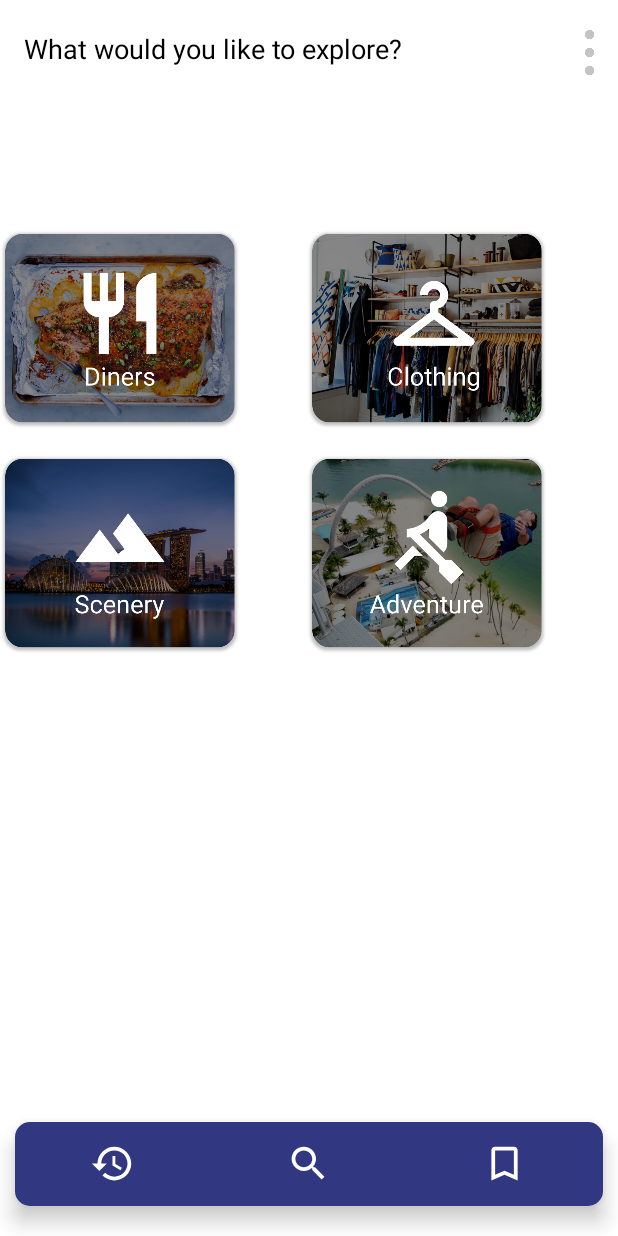
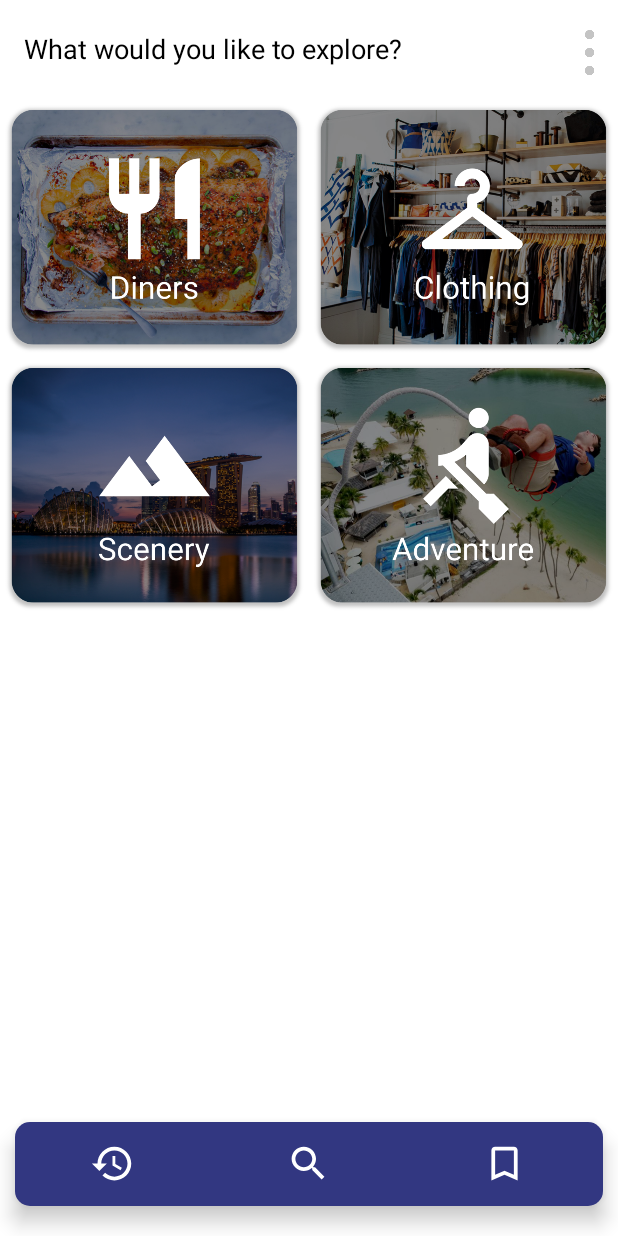
Before and after one commit to AlexSiek/ANDE2020, an Android app: the MainActivity screen opened directly, with no data from a screen before it, on a phone screen of 412 x 824 dp. Run offline under Robolectric (Android 15) with nearby library versions, the phone set to English and light mode, and no system bars.

Commit message:
Fixed styling of activity_main to wireframe design

```diff
--- a/app/src/main/res/layout/activity_main.xml
+++ b/app/src/main/res/layout/activity_main.xml
@@ -34,28 +34,28 @@
         android:layout_width="match_parent"
         android:layout_height="wrap_content"
         android:layout_alignParentBottom="true"
-        app:layout_constraintBottom_toBottomOf="parent"
         android:layout_marginLeft="10dp"
         android:layout_marginRight="10dp"
         android:layout_marginBottom="20dp"
+        android:background="@drawable/bottom_navigation_background"
         android:elevation="8dp"
-        android:background="@drawable/bottom_navigation_background"
-        app:menu="@menu/bottom_navigation_menu"
+        app:itemIconSize="@dimen/icon_height"
         app:itemIconTint="@android:color/white"
         app:itemTextColor="@android:color/white"
-        app:itemIconSize="@dimen/icon_height"
         app:labelVisibilityMode="unlabeled"
-        />
+        app:layout_constraintBottom_toBottomOf="parent"
+        app:menu="@menu/bottom_navigation_menu" />
 
     <androidx.recyclerview.widget.RecyclerView
         android:id="@+id/mainPageButtons"
-        android:layout_width="409dp"
-        android:layout_height="679dp"
+        android:layout_width="match_parent"
+        android:layout_height="wrap_content"
+        android:layout_marginTop="40dp"
         app:layout_constraintBottom_toBottomOf="parent"
         app:layout_constraintEnd_toEndOf="parent"
-        app:layout_constraintHorizontal_bias="0.0"
+        app:layout_constraintHorizontal_bias="0.498"
         app:layout_constraintStart_toStartOf="parent"
         app:layout_constraintTop_toTopOf="parent"
-        app:layout_constraintVertical_bias="1.0" />
+        app:layout_constraintVertical_bias="0.061" />
 
 </androidx.constraintlayout.widget.ConstraintLayout>
--- a/app/src/main/res/layout/main_recycleritem.xml
+++ b/app/src/main/res/layout/main_recycleritem.xml
@@ -1,16 +1,18 @@
 <?xml version="1.0" encoding="utf-8"?>
 <LinearLayout xmlns:android="http://schemas.android.com/apk/res/android"
-    android:layout_width="160dp"
-    android:layout_height="150dp"
+    android:layout_width="wrap_content"
+    android:layout_height="wrap_content"
     android:orientation="horizontal"
-
+    android:clipToPadding="false"
     xmlns:app="http://schemas.android.com/apk/res-auto">
 
 
     <ImageView
         android:id="@+id/mainImageBtn"
-        android:layout_width="match_parent"
-        android:layout_height="match_parent"
+        android:layout_width="wrap_content"
+        android:layout_height="wrap_content"
+        android:layout_margin="3dp"
+        android:elevation="10dp"
         android:adjustViewBounds="true"
         android:gravity="center"
         android:scaleType="fitCenter" />
```
